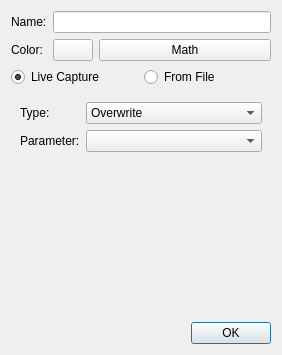
The window that Software/PC_Application/Traces/traceeditdialog.ui (jankae/LibreVNA) describes before a commit, drawn with Qt 5.
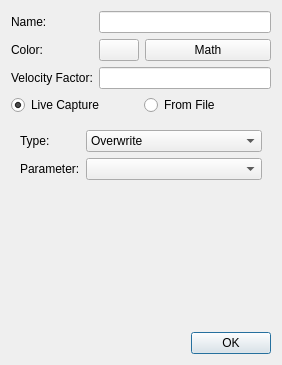
The same window after the commit. Custom widgets are drawn as their Qt base class.

```diff
--- a/Software/PC_Application/Traces/traceeditdialog.ui
+++ b/Software/PC_Application/Traces/traceeditdialog.ui
@@ -10,7 +10,7 @@
     <x>0</x>
     <y>0</y>
     <width>282</width>
-    <height>355</height>
+    <height>365</height>
    </rect>
   </property>
   <property name="windowTitle">
@@ -63,6 +63,16 @@
        </item>
       </layout>
      </item>
+     <item row="2" column="0">
+      <widget class="QLabel" name="label_6">
+       <property name="text">
+        <string>Velocity Factor:</string>
+       </property>
+      </widget>
+     </item>
+     <item row="2" column="1">
+      <widget class="SIUnitEdit" name="vFactor"/>
+     </item>
     </layout>
    </item>
    <item>
@@ -181,6 +191,11 @@
    <extends>QPushButton</extends>
    <header>CustomWidgets/colorpickerbutton.h</header>
   </customwidget>
+  <customwidget>
+   <class>SIUnitEdit</class>
+   <extends>QLineEdit</extends>
+   <header>CustomWidgets/siunitedit.h</header>
+  </customwidget>
  </customwidgets>
  <resources/>
  <connections>
```
